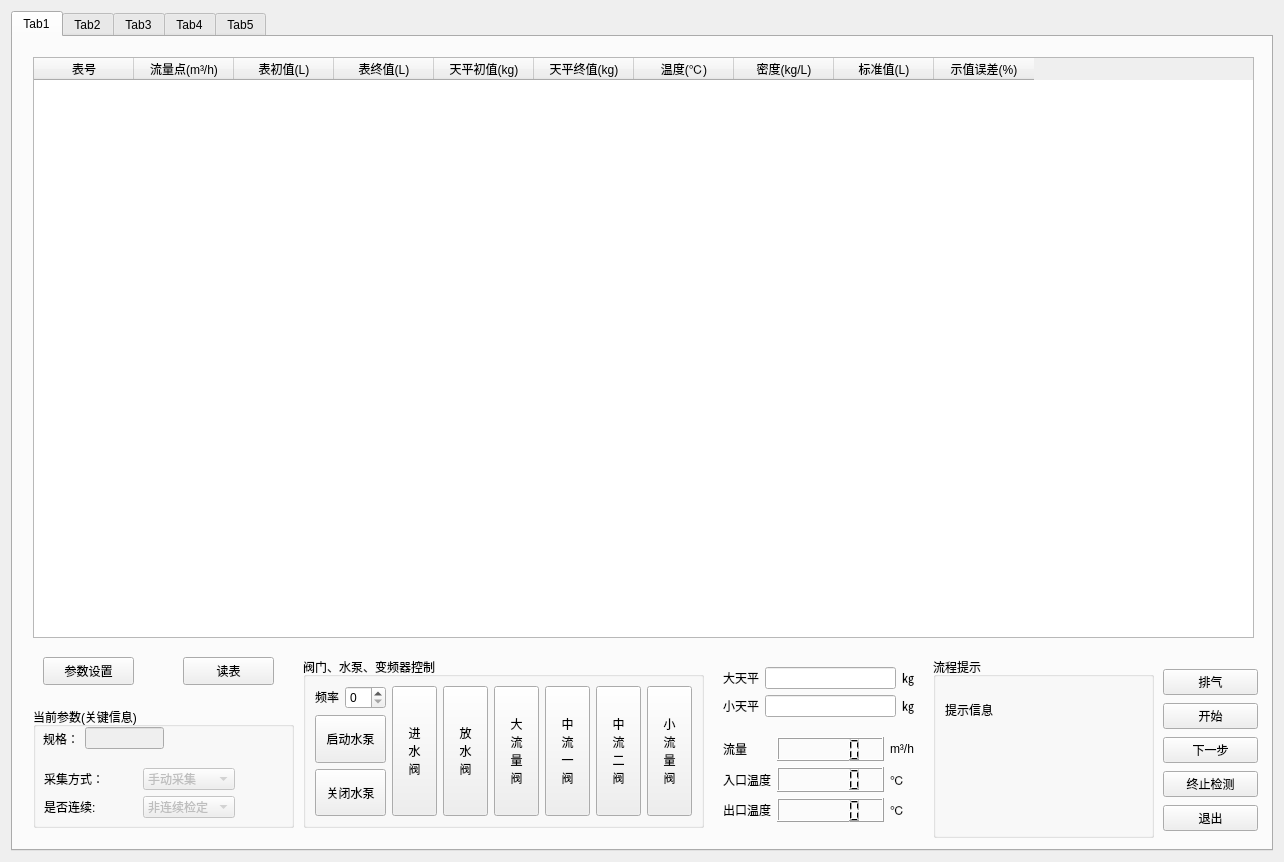
Before: the Qt Designer form source/weightMethod/weightmethod.ui in flimmy78/qtverify, drawn with Qt 5.
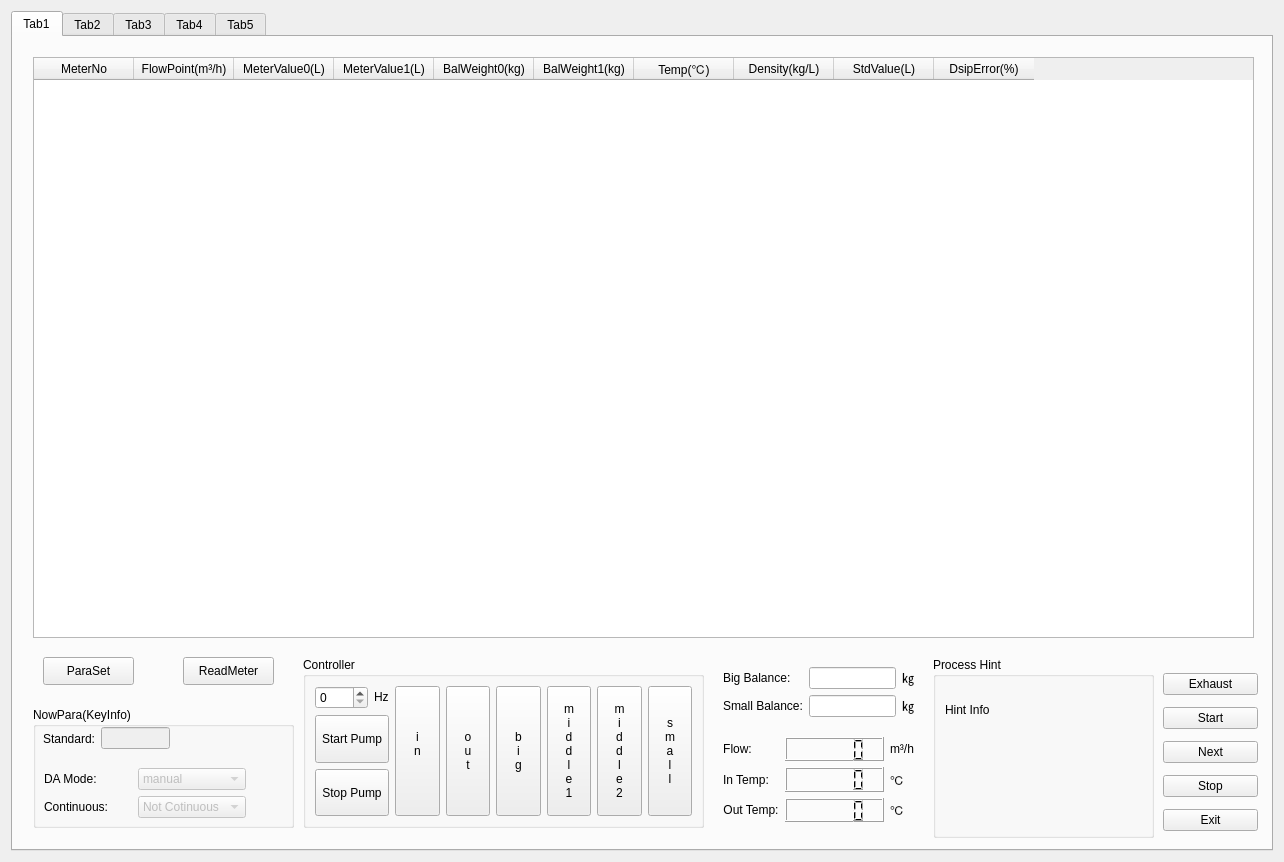
After: the same form once the commit is applied.

```diff
--- a/source/weightMethod/weightmethod.ui
+++ b/source/weightMethod/weightmethod.ui
@@ -48,7 +48,7 @@
         </sizepolicy>
        </property>
        <property name="text">
-        <string>参数设置</string>
+        <string>ParaSet</string>
        </property>
       </widget>
       <widget class="QGroupBox" name="groupBox">
@@ -61,14 +61,14 @@
         </rect>
        </property>
        <property name="title">
-        <string>当前参数(关键信息)</string>
+        <string>NowPara(KeyInfo)</string>
        </property>
        <widget class="QWidget" name="layoutWidget">
         <property name="geometry">
          <rect>
           <x>10</x>
           <y>20</y>
-          <width>121</width>
+          <width>127</width>
           <height>23</height>
          </rect>
         </property>
@@ -76,7 +76,7 @@
          <item>
           <widget class="QLabel" name="labelStandard">
            <property name="text">
-            <string>规格：</string>
+            <string>Standard:</string>
            </property>
           </widget>
          </item>
@@ -94,7 +94,7 @@
          <rect>
           <x>11</x>
           <y>61</y>
-          <width>191</width>
+          <width>202</width>
           <height>51</height>
          </rect>
         </property>
@@ -102,7 +102,7 @@
          <item row="0" column="0">
           <widget class="QLabel" name="label_14">
            <property name="text">
-            <string>采集方式：</string>
+            <string>DA Mode:</string>
            </property>
           </widget>
          </item>
@@ -113,7 +113,7 @@
            </property>
            <item>
             <property name="text">
-             <string>手动采集</string>
+             <string>manual</string>
             </property>
            </item>
            <item>
@@ -126,7 +126,7 @@
          <item row="1" column="0">
           <widget class="QLabel" name="label_15">
            <property name="text">
-            <string>是否连续:</string>
+            <string>Continuous:</string>
            </property>
           </widget>
          </item>
@@ -137,7 +137,7 @@
            </property>
            <item>
             <property name="text">
-             <string>非连续检定</string>
+             <string>Not Cotinuous</string>
             </property>
            </item>
            <item>
@@ -160,7 +160,7 @@
         </rect>
        </property>
        <property name="title">
-        <string>阀门、水泵、变频器控制</string>
+        <string>Controller</string>
        </property>
        <layout class="QGridLayout" name="gridLayout_4">
         <item row="0" column="0">
@@ -168,19 +168,6 @@
           <property name="sizeConstraint">
            <enum>QLayout::SetDefaultConstraint</enum>
           </property>
-          <item>
-           <widget class="QLabel" name="label_13">
-            <property name="sizePolicy">
-             <sizepolicy hsizetype="Fixed" vsizetype="Fixed">
-              <horstretch>0</horstretch>
-              <verstretch>0</verstretch>
-             </sizepolicy>
-            </property>
-            <property name="text">
-             <string>频率</string>
-            </property>
-           </widget>
-          </item>
           <item>
            <widget class="QSpinBox" name="spinBoxFrequency">
             <property name="sizePolicy">
@@ -191,6 +178,19 @@
             </property>
            </widget>
           </item>
+          <item>
+           <widget class="QLabel" name="label_13">
+            <property name="sizePolicy">
+             <sizepolicy hsizetype="Fixed" vsizetype="Fixed">
+              <horstretch>0</horstretch>
+              <verstretch>0</verstretch>
+             </sizepolicy>
+            </property>
+            <property name="text">
+             <string>Hz</string>
+            </property>
+           </widget>
+          </item>
          </layout>
         </item>
         <item row="0" column="1" rowspan="3">
@@ -202,9 +202,9 @@
            </sizepolicy>
           </property>
           <property name="text">
-           <string>进
-水
-阀</string>
+           <string>i
+n
+</string>
           </property>
          </widget>
         </item>
@@ -217,9 +217,9 @@
            </sizepolicy>
           </property>
           <property name="text">
-           <string>放
-水
-阀</string>
+           <string>o
+u
+t</string>
           </property>
          </widget>
         </item>
@@ -232,10 +232,9 @@
            </sizepolicy>
           </property>
           <property name="text">
-           <string>大
-流
-量
-阀</string>
+           <string>b
+i
+g</string>
           </property>
          </widget>
         </item>
@@ -248,10 +247,13 @@
            </sizepolicy>
           </property>
           <property name="text">
-           <string>中
-流
-一
-阀</string>
+           <string>m
+i
+d
+d
+l
+e
+1</string>
           </property>
          </widget>
         </item>
@@ -264,10 +266,13 @@
            </sizepolicy>
           </property>
           <property name="text">
-           <string>中
-流
-二
-阀</string>
+           <string>m
+i
+d
+d
+l
+e
+2</string>
           </property>
          </widget>
         </item>
@@ -280,10 +285,11 @@
            </sizepolicy>
           </property>
           <property name="text">
-           <string>小
-流
-量
-阀</string>
+           <string>s
+m
+a
+l
+l</string>
           </property>
          </widget>
         </item>
@@ -296,7 +302,7 @@
            </sizepolicy>
           </property>
           <property name="text">
-           <string>启动水泵</string>
+           <string>Start Pump</string>
           </property>
          </widget>
         </item>
@@ -309,7 +315,7 @@
            </sizepolicy>
           </property>
           <property name="text">
-           <string>关闭水泵</string>
+           <string>Stop Pump</string>
           </property>
          </widget>
         </item>
@@ -332,52 +338,52 @@
        </property>
        <column>
         <property name="text">
-         <string>表号</string>
+         <string>MeterNo</string>
         </property>
        </column>
        <column>
         <property name="text">
-         <string>流量点(m³/h)</string>
+         <string>FlowPoint(m³/h)</string>
         </property>
        </column>
        <column>
         <property name="text">
-         <string>表初值(L)</string>
+         <string>MeterValue0(L)</string>
         </property>
        </column>
        <column>
         <property name="text">
-         <string>表终值(L)</string>
+         <string>MeterValue1(L)</string>
         </property>
        </column>
        <column>
         <property name="text">
-         <string>天平初值(kg)</string>
+         <string>BalWeight0(kg)</string>
         </property>
        </column>
        <column>
         <property name="text">
-         <string>天平终值(kg)</string>
+         <string>BalWeight1(kg)</string>
         </property>
        </column>
        <column>
         <property name="text">
-         <string>温度(℃)</string>
+         <string>Temp(℃)</string>
         </property>
        </column>
        <column>
         <property name="text">
-         <string>密度(kg/L)</string>
+         <string>Density(kg/L)</string>
         </property>
        </column>
        <column>
         <property name="text">
-         <string>标准值(L)</string>
+         <string>StdValue(L)</string>
         </property>
        </column>
        <column>
         <property name="text">
-         <string>示值误差(%)</string>
+         <string>DsipError(%)</string>
         </property>
        </column>
       </widget>
@@ -391,7 +397,7 @@
         </rect>
        </property>
        <property name="title">
-        <string>流程提示</string>
+        <string>Process Hint</string>
        </property>
        <widget class="QLabel" name="labelHintInfo">
         <property name="geometry">
@@ -403,7 +409,7 @@
          </rect>
         </property>
         <property name="text">
-         <string>提示信息</string>
+         <string>Hint Info</string>
         </property>
        </widget>
        <widget class="QLabel" name="labelHint">
@@ -439,7 +445,7 @@
            </sizepolicy>
           </property>
           <property name="text">
-           <string>流量</string>
+           <string>Flow:</string>
           </property>
           <property name="alignment">
            <set>Qt::AlignCenter</set>
@@ -478,7 +484,7 @@
            </sizepolicy>
           </property>
           <property name="text">
-           <string>入口温度</string>
+           <string>In Temp:</string>
           </property>
           <property name="alignment">
            <set>Qt::AlignCenter</set>
@@ -557,7 +563,7 @@
            </sizepolicy>
           </property>
           <property name="text">
-           <string>出口温度</string>
+           <string>Out Temp:</string>
           </property>
           <property name="alignment">
            <set>Qt::AlignCenter</set>
@@ -608,7 +614,7 @@
            </sizepolicy>
           </property>
           <property name="text">
-           <string>大天平</string>
+           <string>Big Balance:</string>
           </property>
          </widget>
         </item>
@@ -650,7 +656,7 @@
            </sizepolicy>
           </property>
           <property name="text">
-           <string>小天平</string>
+           <string>Small Balance:</string>
           </property>
          </widget>
         </item>
@@ -698,10 +704,10 @@
         </rect>
        </property>
        <property name="text">
-        <string>读表</string>
+        <string>ReadMeter</string>
        </property>
       </widget>
-      <widget class="QWidget" name="">
+      <widget class="QWidget" name="layoutWidget">
        <property name="geometry">
         <rect>
          <x>1150</x>
@@ -714,35 +720,35 @@
         <item row="0" column="0">
          <widget class="QPushButton" name="btnExhaust">
           <property name="text">
-           <string>排气</string>
+           <string>Exhaust</string>
           </property>
          </widget>
         </item>
         <item row="1" column="0">
          <widget class="QPushButton" name="btnStart">
           <property name="text">
-           <string>开始</string>
+           <string>Start</string>
           </property>
          </widget>
         </item>
         <item row="2" column="0">
          <widget class="QPushButton" name="btnNext">
           <property name="text">
-           <string>下一步</string>
+           <string>Next</string>
           </property>
          </widget>
         </item>
         <item row="3" column="0">
          <widget class="QPushButton" name="btnStop">
           <property name="text">
-           <string>终止检测</string>
+           <string>Stop</string>
           </property>
          </widget>
         </item>
         <item row="4" column="0">
          <widget class="QPushButton" name="btnExit">
           <property name="text">
-           <string>退出</string>
+           <string>Exit</string>
           </property>
          </widget>
         </item>
```
Left out of the diff: 8 changed lines with no effect on the pictures.
